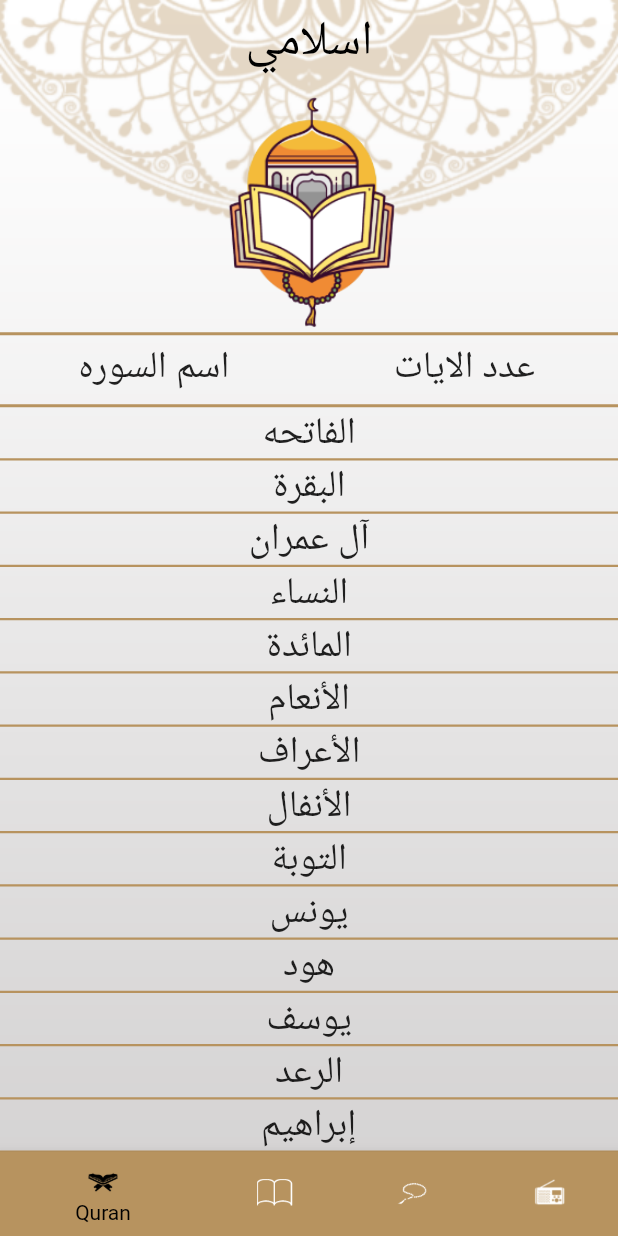
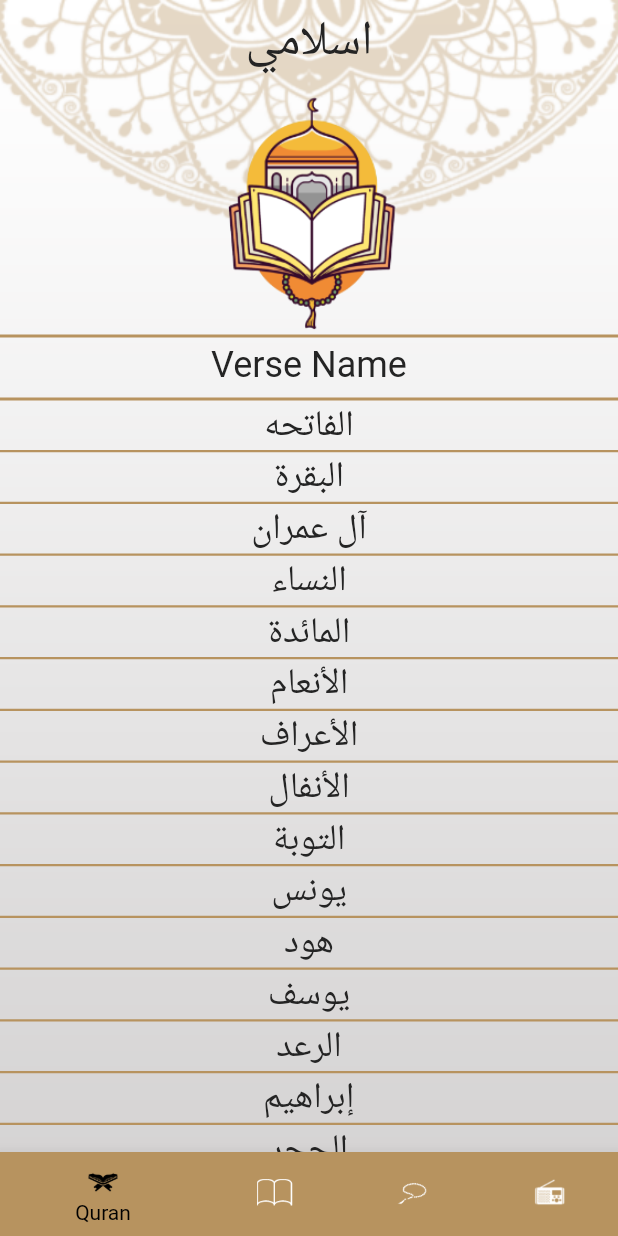
Before and after one commit to emadhanna565/Islamy-App, a Flutter app: the screen it shows after launch, on a phone screen of 412 x 824 dp. Run offline on Flutter 3.47's test engine with Material 2 defaults, Android fonts, the phone set to English and light mode, and no system bars.

Commit message:
+ finished theming attributes as design

```diff
--- a/lib/main.dart
+++ b/lib/main.dart
@@ -3,6 +3,7 @@
 import 'package:flutter/material.dart';
 import 'package:islamy/ui/hadeth_details/hadeth_details.dart';
 import 'package:islamy/ui/home/home_screen.dart';
+import 'package:islamy/ui/my_theme_data.dart';
 import 'package:islamy/ui/splash_screen/splash_screen.dart';
 import 'package:islamy/ui/sura_details/sura_details.dart';
 
@@ -24,29 +25,9 @@ class MyApplication extends StatelessWidget {
         SuraDetails.routeName: (_) => SuraDetails(),
         HadethDetailsScreen.routeName: (_) => HadethDetailsScreen()
       },
-      theme: ThemeData(
-          primaryColor: Color(0xffB7935F),
-          cardColor: Colors.white,
-          progressIndicatorTheme: ProgressIndicatorThemeData(color: Colors.red),
-          scaffoldBackgroundColor: Colors.transparent,
-          appBarTheme: AppBarTheme(
-              color: Colors.transparent,
-              elevation: 0,
-              centerTitle: true,
-              titleTextStyle: TextStyle(
-                color: Color(0xff242424),
-                fontSize: 32,
-              ),
-              iconTheme: IconThemeData(color: Colors.black)),
-          textTheme: TextTheme(
-              bodyMedium: TextStyle(
-            fontSize: 28,
-          )),
-          bottomNavigationBarTheme: BottomNavigationBarThemeData(
-            selectedItemColor: Colors.black,
-            unselectedItemColor: Colors.white,
-          )),
-      locale: Locale('ar'),
+      theme: MyThemeData.lightTheme,
+      darkTheme: MyThemeData.darkTheme,
+      themeMode: MyThemeData.themeMode,
     );
   }
 }
--- a/lib/ui/home/home_screen.dart
+++ b/lib/ui/home/home_screen.dart
@@ -5,6 +5,7 @@ import 'package:islamy/ui/home/hadeth/hadeth_tabs.dart';
 import 'package:islamy/ui/home/quran/quran_tabs.dart';
 import 'package:islamy/ui/home/radio/radio_tabs.dart';
 import 'package:islamy/ui/home/sebha/sebha_tabs.dart';
+import 'package:islamy/ui/my_theme_data.dart';
 
 class HomeScreen extends StatefulWidget {
   static const String routeName = 'homeScreen';
@@ -32,7 +33,9 @@ class _HomeScreenState extends State<HomeScreen> {
       decoration: BoxDecoration(
           image: DecorationImage(
         image: AssetImage(
-          'assets/images/background_image.png',
+          MyThemeData.themeMode == ThemeMode.light
+              ? 'assets/images/background_image.png'
+              : 'assets/images/dark_background_image.png',
         ),
         fit: BoxFit.fill,
       )),
@@ -40,7 +43,7 @@ class _HomeScreenState extends State<HomeScreen> {
         appBar: AppBar(
           title: Text(
             'اسلامي',
-            style: TextStyle(color: Colors.black),
+            style: Theme.of(context).appBarTheme.titleTextStyle,
           ),
         ),
         body: tabs[selectedTabIndex],
--- a/lib/ui/home/quran/quran_tabs.dart
+++ b/lib/ui/home/quran/quran_tabs.dart
@@ -135,26 +135,9 @@ class QuranScreen extends StatelessWidget {
           color: Theme.of(context).primaryColor,
           margin: EdgeInsets.only(bottom: 4),
         ),
-        Row(
-          children: [
-            Expanded(
-                child: Text('اسم السوره',
-                    style: TextStyle(
-                      fontSize: 25,
-                    ),
-                    textAlign: TextAlign.center)),
-            Container(
-              width: 2,
-              color: Theme.of(context).primaryColor,
-            ),
-            Expanded(
-                child: Text('عدد الايات',
-                    style: TextStyle(
-                      fontSize: 25,
-                    ),
-                    textAlign: TextAlign.center)),
-          ],
-        ),
+        Text('Verse Name',
+            style: Theme.of(context).textTheme.headline5,
+            textAlign: TextAlign.center),
         Container(
           width: double.infinity,
           height: 2,
--- a/lib/ui/home/quran/verse_name.dart
+++ b/lib/ui/home/quran/verse_name.dart
@@ -21,7 +21,7 @@ class VerseName extends StatelessWidget {
         alignment: Alignment(0, 0),
         child: Text(
           title,
-          style: TextStyle(fontSize: 25),
+          style: Theme.of(context).textTheme.bodyText1,
         ),
       ),
     );
--- /dev/null
+++ b/lib/ui/my_theme_data.dart
@@ -0,0 +1,88 @@
+import 'package:flutter/material.dart';
+
+class MyThemeData {
+  static const lightPrimaryColor = Color(0xffB7935F);
+  static const darkPrimaryColor = Color(0xff141A2E);
+  static const lightMainTextColor = Color(0xff242424);
+  static const darkMainTextColor = Color(0xffF8F8F8);
+  static const darkAccentColor = Color(0xfffacc1d);
+  static var lightTheme = ThemeData(
+    primaryColor: lightPrimaryColor,
+    progressIndicatorTheme:
+        const ProgressIndicatorThemeData(color: lightPrimaryColor),
+    scaffoldBackgroundColor: Colors.transparent,
+    appBarTheme: const AppBarTheme(
+      color: Colors.transparent,
+      elevation: 0,
+      centerTitle: true,
+      titleTextStyle: TextStyle(
+        color: lightMainTextColor,
+        fontSize: 32,
+      ),
+      iconTheme: IconThemeData(color: Colors.black),
+    ),
+    textTheme: const TextTheme(
+        headline3: TextStyle(
+          //screen title
+          color: lightMainTextColor,
+          fontSize: 32,
+        ),
+        headline5: TextStyle(
+          fontSize: 24,
+          color: lightMainTextColor,
+        ),
+        bodyText1: TextStyle(
+          // sub header
+          fontSize: 24,
+          color: lightMainTextColor,
+        ),
+        bodyText2: TextStyle(
+          fontSize: 20,
+          color: lightMainTextColor,
+        )),
+    bottomNavigationBarTheme: const BottomNavigationBarThemeData(
+      selectedItemColor: Colors.black,
+      unselectedItemColor: Colors.white,
+    ),
+  );
+  static var darkTheme = ThemeData(
+      primaryColor: darkPrimaryColor,
+      progressIndicatorTheme:
+          const ProgressIndicatorThemeData(color: lightPrimaryColor),
+      scaffoldBackgroundColor: Colors.transparent,
+      appBarTheme: const AppBarTheme(
+        color: Colors.transparent,
+        elevation: 0,
+        centerTitle: true,
+        titleTextStyle: TextStyle(
+          color: darkMainTextColor,
+          fontSize: 32,
+        ),
+        iconTheme: IconThemeData(color: Colors.white),
+      ),
+      textTheme: const TextTheme(
+          headline3: TextStyle(
+            color: darkMainTextColor,
+            fontSize: 32,
+          ),
+          headline5: TextStyle(
+            fontSize: 24,
+            color: darkMainTextColor,
+          ),
+          bodyText1: TextStyle(
+            fontSize: 24,
+            color: darkMainTextColor,
+          ),
+          bodyText2: TextStyle(
+            fontSize: 20,
+            color: darkMainTextColor,
+          )),
+      bottomNavigationBarTheme: const BottomNavigationBarThemeData(
+        selectedItemColor: darkAccentColor,
+        unselectedItemColor: Colors.white,
+      ),
+      cardTheme: const CardTheme(
+        color: darkPrimaryColor,
+      ));
+  static ThemeMode themeMode = ThemeMode.light;
+}
--- a/lib/ui/sura_details/verse_content.dart
+++ b/lib/ui/sura_details/verse_content.dart
@@ -18,9 +18,7 @@ class VerseContent extends StatelessWidget {
         child: Text(
           content,
           textAlign: TextAlign.center,
-          style: TextStyle(
-            fontSize: 24,
-          ),
+          style: Theme.of(context).textTheme.bodyText2,
         ),
       ),
     );
```
Also changed, not shown: lib/ui/hadeth_details/hadeth_details.dart (+19 -9 lines), lib/ui/home/hadeth/hadeth_tabs.dart (+9 -9 lines), lib/ui/home/hadeth/hadeth_title.dart (+4 -8 lines), lib/ui/home/sebha/sebha_tabs.dart (+8 -2 lines), lib/ui/splash_screen/splash_screen.dart (+8 -6 lines), lib/ui/sura_details/sura_details.dart (+12 -3 lines), assets/images/dark_background_image.png (added), assets/images/dark_splash_background.png (added).
